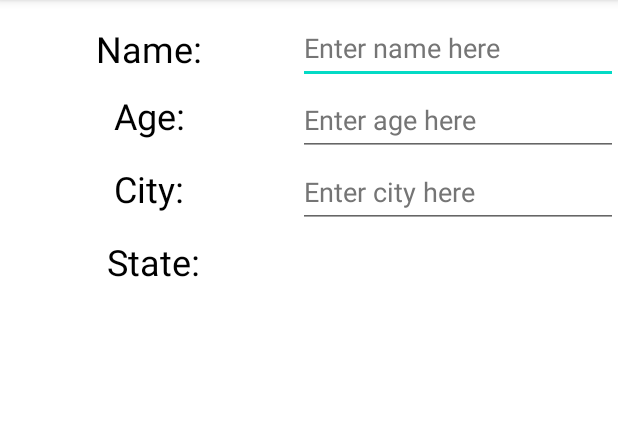
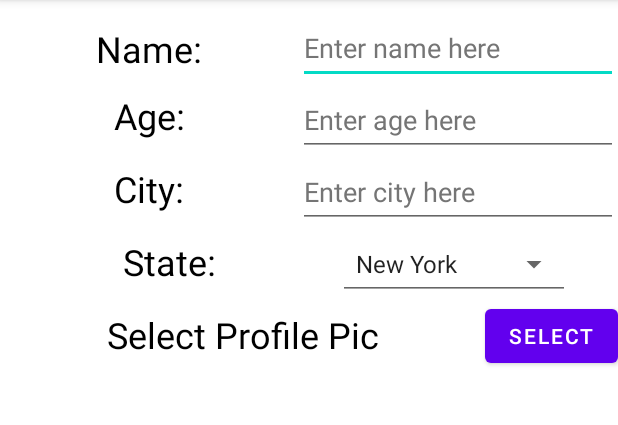
Before and after one commit to paceuniversity/cs389s2022team3, an Android app: the screen it shows after launch (ProfileCreation), on a phone screen of 412 x 824 dp, the part 84-509 px from its top. Run offline under Robolectric (Android 15) with nearby library versions, the phone set to English and light mode, and no system bars.

Commit message:
Add spinner for states

```diff
--- a/app/src/main/java/com/pace/lumbar/ProfileCreation.java
+++ b/app/src/main/java/com/pace/lumbar/ProfileCreation.java
@@ -3,12 +3,30 @@ package com.pace.lumbar;
 import androidx.appcompat.app.AppCompatActivity;
 
 import android.os.Bundle;
+import android.widget.ArrayAdapter;
+import android.widget.EditText;
+import android.widget.Spinner;
 
 public class ProfileCreation extends AppCompatActivity {
+
+    private EditText namePt;
+    private EditText agePicker;
+    private EditText cityPt;
+    private Spinner stateSpinner;
 
     @Override
     protected void onCreate(Bundle savedInstanceState) {
         super.onCreate(savedInstanceState);
-        setContentView(R.layout.activity_main);
+        setContentView(R.layout.profile_creation);
+
+        namePt = findViewById(R.id.namePlainText);
+        agePicker = findViewById(R.id.ageTextNumber);
+        cityPt = findViewById(R.id.cityPlainText);
+
+        stateSpinner = findViewById(R.id.stateSpinner);
+        ArrayAdapter<CharSequence>adapter = ArrayAdapter.createFromResource(this, R.array.states, android.R.layout.simple_spinner_item);
+        adapter.setDropDownViewResource(android.R.layout.simple_spinner_item);
+        stateSpinner.setAdapter(adapter);
+
     }
 }
--- a/app/src/main/res/layout/activity_main.xml
+++ b/app/src/main/res/layout/profile_creation.xml
@@ -45,19 +45,19 @@
         app:layout_constraintTop_toBottomOf="@+id/nameTextView" />
 
     <TextView
-        android:id="@+id/cityPlainText"
+        android:id="@+id/cityTextView"
         android:layout_width="wrap_content"
         android:layout_height="wrap_content"
         android:layout_marginTop="16dp"
         android:text="@string/cityTVTxt"
         android:textColor="#000000"
         android:textSize="24sp"
-        app:layout_constraintEnd_toStartOf="@+id/editTextTextPersonName3"
+        app:layout_constraintEnd_toStartOf="@+id/cityPlainText"
         app:layout_constraintStart_toStartOf="parent"
         app:layout_constraintTop_toBottomOf="@+id/ageTextView" />
 
     <EditText
-        android:id="@+id/editTextTextPersonName3"
+        android:id="@+id/cityPlainText"
         android:layout_width="wrap_content"
         android:layout_height="wrap_content"
         android:autofillHints=""
@@ -91,21 +91,40 @@
         android:text="@string/stateTVTxt"
         android:textColor="#000000"
         android:textSize="24sp"
-        app:layout_constraintEnd_toStartOf="@+id/scrollView2"
+        app:layout_constraintEnd_toStartOf="@+id/stateSpinner"
         app:layout_constraintStart_toStartOf="parent"
+        app:layout_constraintTop_toBottomOf="@+id/cityTextView" />
+
+    <Spinner
+        android:id="@+id/stateSpinner"
+        style="@style/Widget.AppCompat.Spinner.Underlined"
+        android:layout_width="wrap_content"
+        android:layout_height="wrap_content"
+        android:layout_marginEnd="32dp"
+        android:layout_marginRight="32dp"
+        android:minHeight="48dp"
+        android:textSize="48sp"
+        app:layout_constraintEnd_toEndOf="parent"
         app:layout_constraintTop_toBottomOf="@+id/cityPlainText" />
 
-    <ScrollView
-        android:id="@+id/scrollView2"
-        android:layout_width="200dp"
-        android:layout_height="50dp"
-        android:layout_marginTop="8dp"
-        android:layout_marginEnd="8dp"
-        android:layout_marginRight="8dp"
-        android:scrollbarStyle="outsideInset"
+    <Button
+        android:id="@+id/uploadPicButton"
+        android:layout_width="wrap_content"
+        android:layout_height="wrap_content"
+        android:text="@string/selectPicBtnTxt"
         app:layout_constraintEnd_toEndOf="parent"
-        app:layout_constraintTop_toBottomOf="@+id/editTextTextPersonName3">
+        app:layout_constraintTop_toBottomOf="@+id/stateSpinner" />
 
-    </ScrollView>
+    <TextView
+        android:id="@+id/selectPicTVTxt"
+        android:layout_width="wrap_content"
+        android:layout_height="wrap_content"
+        android:layout_marginTop="16dp"
+        android:text="@string/selectProfilePicTVTxt"
+        android:textColor="#000000"
+        android:textSize="24sp"
+        app:layout_constraintEnd_toStartOf="@+id/uploadPicButton"
+        app:layout_constraintStart_toStartOf="parent"
+        app:layout_constraintTop_toBottomOf="@+id/stateTextView" />
 
 </androidx.constraintlayout.widget.ConstraintLayout>
--- a/app/src/main/res/values/strings.xml
+++ b/app/src/main/res/values/strings.xml
@@ -8,6 +8,8 @@
     <string name="cityTVTxt">City:</string>
     <string name="stateTVTxt">State:</string>
     <string name="cityPVTxt">Enter city here</string>
+    <string name="selectPicBtnTxt">Select</string>
+    <string name="selectProfilePicTVTxt">Select Profile Pic</string>
     <string-array name="states">
         <item>New York</item>
         <item>New Jersey</item>
```
